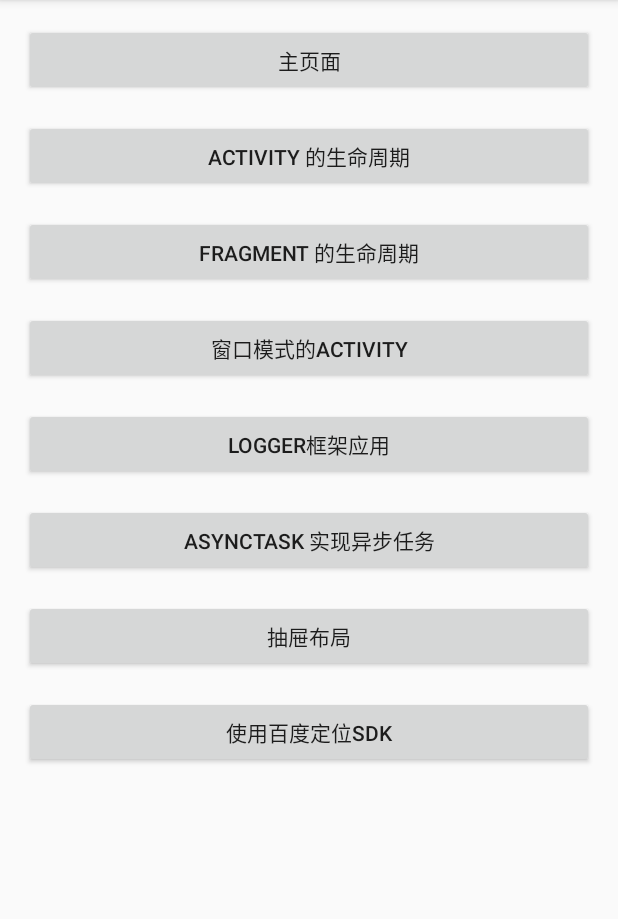
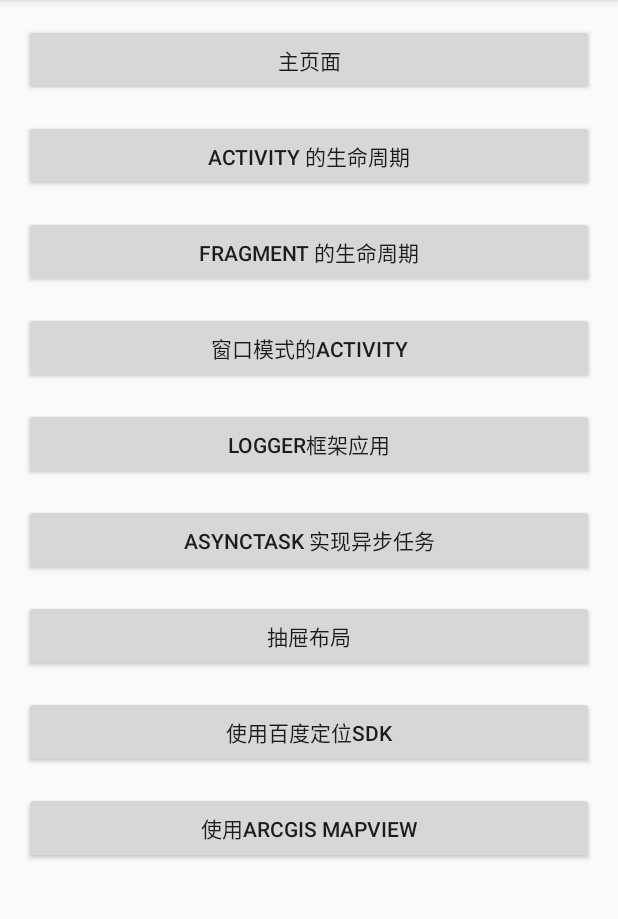
Before and after one commit to Jorelanbo/samples, an Android app: the screen it shows after launch (GuideActivity), on a phone screen of 412 x 824 dp, the part 84-1003 px from its top. Run offline under Robolectric (Android 15) with nearby library versions, the phone set to English and light mode, and no system bars.

Commit message:
add ArcGis use after using Baidu locate

```diff
--- a/app/src/main/AndroidManifest.xml
+++ b/app/src/main/AndroidManifest.xml
@@ -2,9 +2,7 @@
 <manifest xmlns:android="http://schemas.android.com/apk/res/android"
     package="com.js.sample">
 
-    <uses-permission android:name="android.permission.INTERNET" />
     <uses-permission android:name="android.permission.READ_EXTERNAL_STORAGE" />
-    <uses-permission android:name="android.permission.WRITE_EXTERNAL_STORAGE" />
     <!-- 这个权限用于进行网络定位-->
     <uses-permission android:name="android.permission.ACCESS_COARSE_LOCATION"/>
     <!-- 这个权限用于访问GPS定位-->
@@ -23,6 +21,8 @@
     <uses-permission android:name="android.permission.INTERNET" />
     <!-- SD卡读取权限，用户写入离线定位数据-->
     <uses-permission android:name="android.permission.MOUNT_UNMOUNT_FILESYSTEMS"/>
+
+    <uses-feature android:glEsVersion="0x00020000" android:required="true" />
 
     <application
         android:allowBackup="true"
@@ -84,6 +84,8 @@
             android:parentActivityName=".GuideActivity"/>
         <activity android:name=".BaiduLocationActivity"
             android:parentActivityName=".GuideActivity"/>
+        <activity android:name=".ArcGisActivity"
+            android:parentActivityName=".GuideActivity"/>
 
         <service
             android:name="com.baidu.location.f"
--- a/app/src/main/java/com/js/sample/utils/BDLocationUtils.java
+++ b/app/src/main/java/com/js/sample/utils/BDLocationUtils.java
@@ -4,6 +4,7 @@ package com.js.sample.utils;
 
 import android.content.Context;
 import android.util.Log;
+import android.widget.Toast;
 
 import com.baidu.location.BDAbstractLocationListener;
 import com.baidu.location.BDLocation;
@@ -160,6 +161,7 @@ public class BDLocationUtils {
             }
 
             Log.i("BaiduLocation", sb.toString());
+            Toast.makeText(context, sb.toString(), Toast.LENGTH_SHORT).show();
 
             // 现在已经定位成功，可以将定位的数据保存下来，这里我新建的一个Const类，保存全局静态变量
             Const.LONGITUDE = bdLocation.getLongitude();
--- a/app/src/main/res/layout/activity_guide.xml
+++ b/app/src/main/res/layout/activity_guide.xml
@@ -1,5 +1,10 @@
 <?xml version="1.0" encoding="utf-8"?>
-<LinearLayout xmlns:android="http://schemas.android.com/apk/res/android"
+<ScrollView
+    xmlns:android="http://schemas.android.com/apk/res/android"
+    android:layout_width="match_parent"
+    android:layout_height="match_parent">
+
+    <LinearLayout
         android:layout_width="match_parent"
         android:layout_height="match_parent"
         android:paddingBottom="@dimen/activity_vertical_margin"
@@ -7,6 +12,8 @@
         android:paddingRight="@dimen/activity_horizontal_margin"
         android:paddingTop="@dimen/activity_vertical_margin"
         android:orientation="vertical">
+
+
 
         <Button
             android:layout_width="match_parent"
@@ -64,4 +71,13 @@
             android:text="使用百度定位SDK"
             android:onClick="clickBaiduLocationActivity"/>
 
+        <Button
+            android:layout_width="match_parent"
+            android:layout_height="wrap_content"
+            android:layout_marginBottom="@dimen/activity_vertical_margin"
+            android:text="使用ArcGIS MapView"
+            android:onClick="clickArcGISActivity"/>
+
     </LinearLayout>
+
+</ScrollView>
```
Also changed, not shown: app/build.gradle (+14 -2 lines), app/src/main/java/com/js/sample/ArcGisActivity.java (added, +25 -0 lines), app/src/main/java/com/js/sample/GuideActivity.java (+9 -0 lines), app/src/main/res/layout/activity_arcgis.xml (added, +11 -0 lines), build.gradle (+7 -1 lines), gradle/wrapper/gradle-wrapper.properties, 4 other files. Lines whose indentation alone changed are shown as unchanged.
